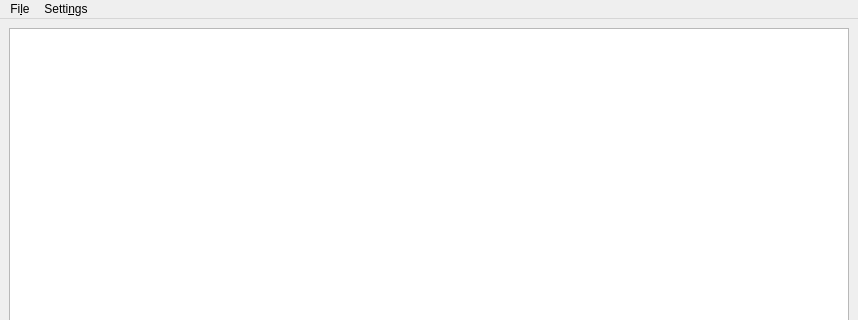
Old version of the form src/mainwindow.ui in the repository GothicMultiplayerAccrescere/Launcher; both pictures show x 0 to 858 and y 0 to 320 of the 858 by 600 pixel window.
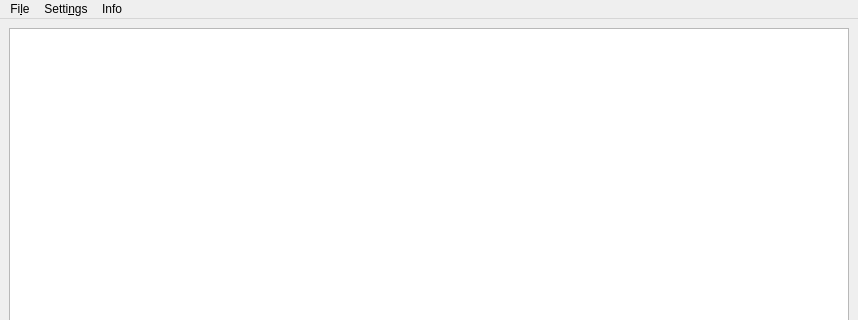
New version of the form. Icons and pictures are not drawn.

Commit message:
Info window
[+] added a custom info window to the launcher
[*] fixed a bug where mingw didn't want to compile without winsockets libs

```diff
--- a/src/mainwindow.ui
+++ b/src/mainwindow.ui
@@ -6,7 +6,7 @@
    <rect>
     <x>0</x>
     <y>0</y>
-    <width>800</width>
+    <width>856</width>
     <height>600</height>
    </rect>
   </property>
@@ -469,7 +469,7 @@
     <rect>
      <x>0</x>
      <y>0</y>
-     <width>800</width>
+     <width>856</width>
      <height>21</height>
     </rect>
    </property>
@@ -485,8 +485,15 @@
     </property>
     <addaction name="actionQuit"/>
    </widget>
+   <widget class="QMenu" name="menuInfo">
+    <property name="title">
+     <string>Info</string>
+    </property>
+    <addaction name="actionAbout"/>
+   </widget>
    <addaction name="menuFile"/>
    <addaction name="menuSettings"/>
+   <addaction name="menuInfo"/>
   </widget>
   <action name="actionOptions">
    <property name="text">
```
Left out of the diff: 5 changed lines with no effect on the pictures. The commit also changes 7 other files.
